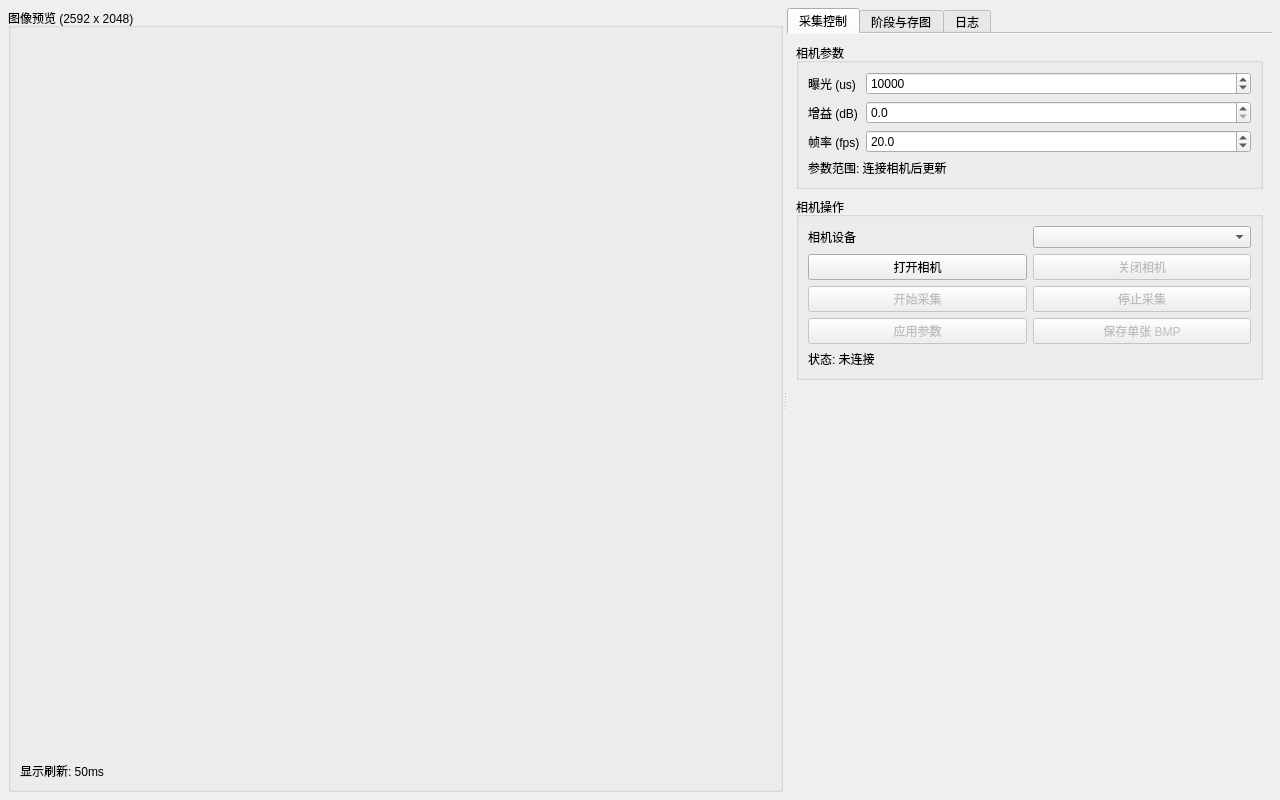
First picture: the form in QtProject_1.ui, repository ge10yue12-netizen/Photomechanics-own, before the edit.
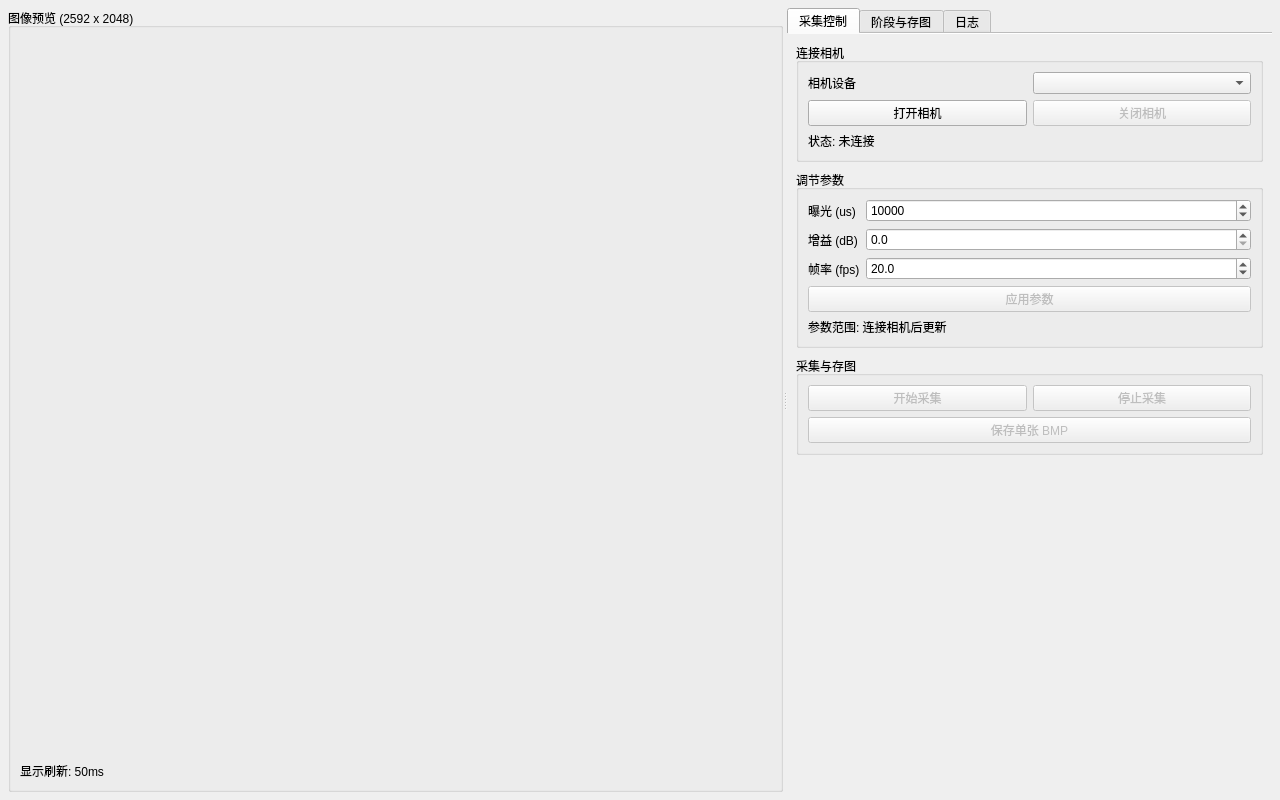
Second picture: the form after the edit. Custom widgets are drawn as their Qt base class.

Commit message: 存图 Pic 序号在写盘成功后递增；关相机退出阶段路径模式；新增 Qt Test 单元测试与 Cursor 项目规则，移除仓库内测试大图。

```diff
--- a/QtProject_1.ui
+++ b/QtProject_1.ui
@@ -88,11 +88,69 @@
            <property name="spacing">
             <number>8</number>
            </property>
+           <item>
+            <widget class="QGroupBox" name="cameraConnectGroup">
+             <property name="title">
+              <string>连接相机</string>
+             </property>
+             <layout class="QVBoxLayout" name="cameraConnectLayout">
+              <property name="spacing">
+               <number>6</number>
+              </property>
+              <item>
+               <layout class="QGridLayout" name="cameraConnectGrid">
+                <item row="0" column="0">
+                 <widget class="QLabel" name="cameraSelectLabel">
+                  <property name="text">
+                   <string>相机设备</string>
+                  </property>
+                 </widget>
+                </item>
+                <item row="0" column="1">
+                 <widget class="QComboBox" name="cameraSelectCombo"/>
+                </item>
+                <item row="1" column="0">
+                 <widget class="QPushButton" name="openCameraBtn">
+                  <property name="text">
+                   <string>打开相机</string>
+                  </property>
+                 </widget>
+                </item>
+                <item row="1" column="1">
+                 <widget class="QPushButton" name="closeCameraBtn">
+                  <property name="enabled">
+                   <bool>false</bool>
+                  </property>
+                  <property name="text">
+                   <string>关闭相机</string>
+                  </property>
+                 </widget>
+                </item>
+               </layout>
+              </item>
+              <item>
+               <widget class="QLabel" name="cameraStatusLabel">
+                <property name="text">
+                 <string>状态: 未连接</string>
+                </property>
+                <property name="wordWrap">
+                 <bool>true</bool>
+                </property>
+               </widget>
+              </item>
+             </layout>
+            </widget>
+           </item>
            <item>
             <widget class="QGroupBox" name="cameraParamGroup">
              <property name="title">
-              <string>相机参数</string>
+              <string>调节参数</string>
              </property>
+             <layout class="QVBoxLayout" name="cameraParamLayout">
+              <property name="spacing">
+               <number>6</number>
+              </property>
+              <item>
              <layout class="QFormLayout" name="cameraParamForm">
               <item row="0" column="0">
                <widget class="QLabel" name="exposureLabel">
@@ -154,7 +212,19 @@
                 </property>
                </widget>
               </item>
-              <item row="3" column="0" colspan="2">
+               </layout>
+              </item>
+              <item>
+               <widget class="QPushButton" name="applyParamBtn">
+                <property name="enabled">
+                 <bool>false</bool>
+                </property>
+                <property name="text">
+                 <string>应用参数</string>
+                </property>
+               </widget>
+              </item>
+              <item>
                <widget class="QLabel" name="paramRangeLabel">
                 <property name="text">
                  <string>参数范围: 连接相机后更新</string>
@@ -170,37 +240,15 @@
            <item>
             <widget class="QGroupBox" name="cameraActionGroup">
              <property name="title">
-              <string>相机操作</string>
+              <string>采集与存图</string>
              </property>
-             <layout class="QGridLayout" name="cameraActionGrid">
+             <layout class="QVBoxLayout" name="cameraCaptureLayout">
+              <property name="spacing">
+               <number>6</number>
+              </property>
+              <item>
+               <layout class="QGridLayout" name="cameraCaptureGrid">
               <item row="0" column="0">
-               <widget class="QLabel" name="cameraSelectLabel">
-                <property name="text">
-                 <string>相机设备</string>
-                </property>
-               </widget>
-              </item>
-              <item row="0" column="1">
-               <widget class="QComboBox" name="cameraSelectCombo"/>
-              </item>
-              <item row="1" column="0">
-               <widget class="QPushButton" name="openCameraBtn">
-                <property name="text">
-                 <string>打开相机</string>
-                </property>
-               </widget>
-              </item>
-              <item row="1" column="1">
-               <widget class="QPushButton" name="closeCameraBtn">
-                <property name="enabled">
-                 <bool>false</bool>
-                </property>
-                <property name="text">
-                 <string>关闭相机</string>
-                </property>
-               </widget>
-              </item>
-              <item row="2" column="0">
                <widget class="QPushButton" name="startGrabBtn">
                 <property name="enabled">
                  <bool>false</bool>
@@ -210,7 +258,7 @@
                 </property>
                </widget>
               </item>
-              <item row="2" column="1">
+                <item row="0" column="1">
                <widget class="QPushButton" name="stopGrabBtn">
                 <property name="enabled">
                  <bool>false</bool>
@@ -220,17 +268,9 @@
                 </property>
                </widget>
               </item>
-              <item row="3" column="0">
-               <widget class="QPushButton" name="applyParamBtn">
-                <property name="enabled">
-                 <bool>false</bool>
-                </property>
-                <property name="text">
-                 <string>应用参数</string>
-                </property>
-               </widget>
+               </layout>
               </item>
-              <item row="3" column="1">
+              <item>
                <widget class="QPushButton" name="saveOneBmpBtn">
                 <property name="enabled">
                  <bool>false</bool>
@@ -240,16 +280,6 @@
                 </property>
                </widget>
               </item>
-              <item row="4" column="0" colspan="2">
-               <widget class="QLabel" name="cameraStatusLabel">
-                <property name="text">
-                 <string>状态: 未连接</string>
-                </property>
-                <property name="wordWrap">
-                 <bool>true</bool>
-                </property>
-               </widget>
-              </item>
              </layout>
             </widget>
            </item>
```
Left out of the diff: 2 changed lines with no effect on the pictures. Lines whose indentation alone changed are shown as unchanged. The commit also changes 115 other files.
